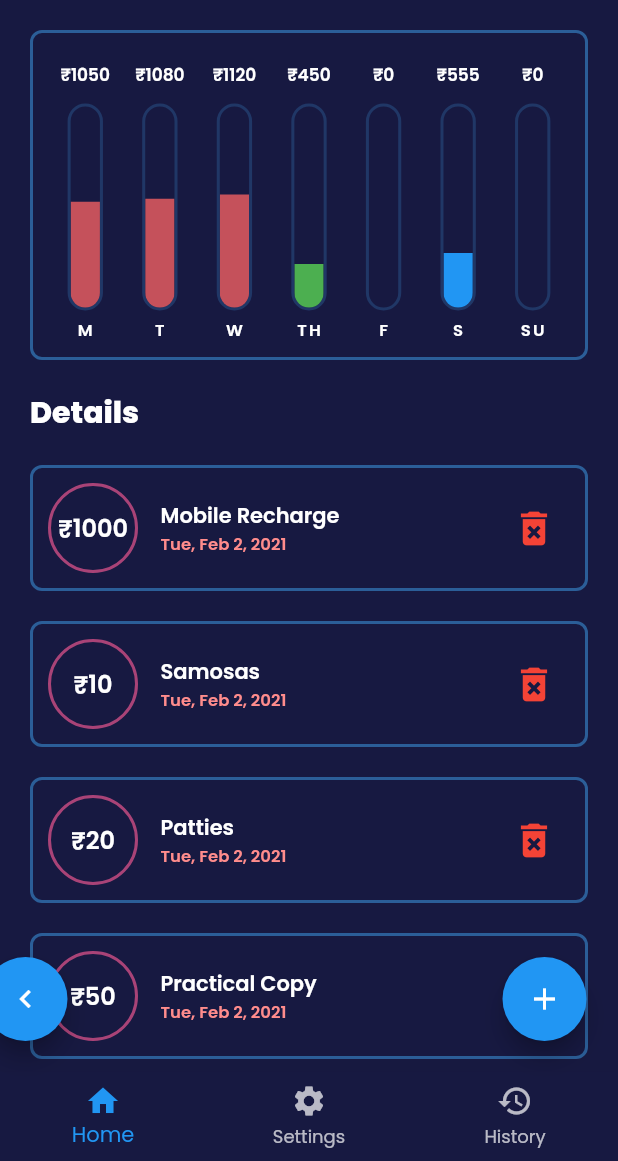
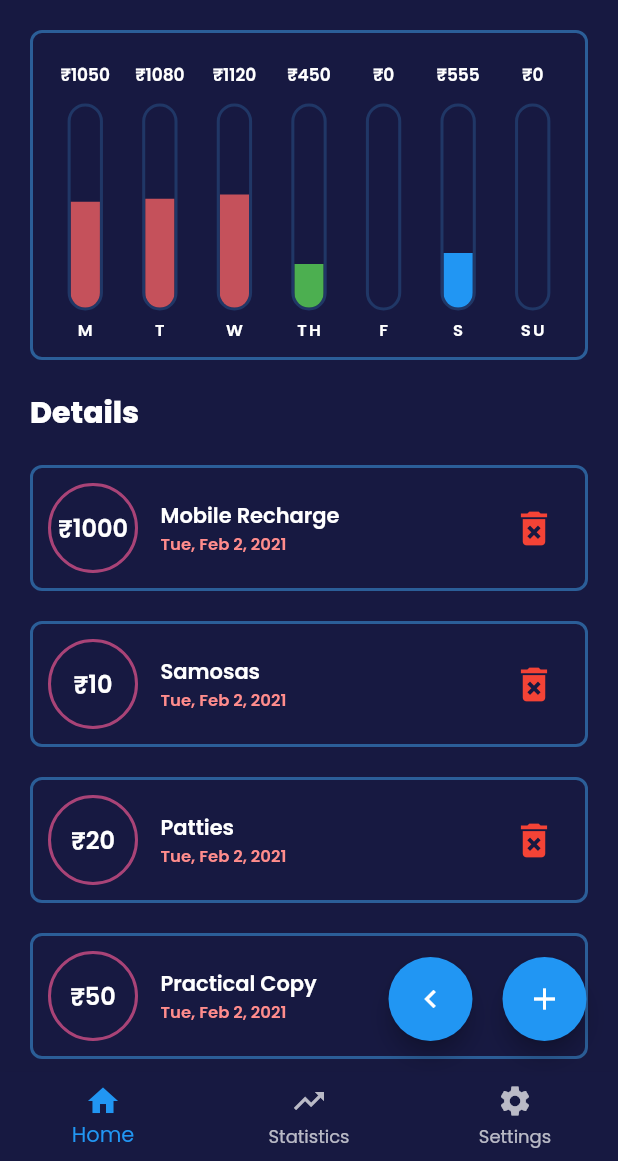
Before and after one commit to CrypticPoet/ExpenseTracker, a Flutter app: the screen it shows after launch, on a phone screen of 412 x 824 dp, the part 75-1236 px from its top. Run offline on Flutter 3.47's test engine with Material 2 defaults, Android fonts, the phone set to English and light mode, and no system bars; our stand-ins replace google_fonts; missing offline and left inert: sms.

Commit message:
Refactored code to add more screens

```diff
--- /dev/null
+++ b/expense_tracker/lib/screens/home_screen.dart
@@ -0,0 +1,29 @@
+import 'package:flutter/material.dart';
+import 'package:expense_tracker/screens/widgets/summary_chart.dart';
+import 'package:expense_tracker/screens/widgets/transaction_list.dart';
+import 'package:expense_tracker/constants.dart';
+import 'package:expense_tracker/models/transaction.dart';
+
+class HomeScreen extends StatelessWidget {
+  final List<Transaction> transactions;
+  final Function deleteHandler;
+
+  HomeScreen(this.transactions, this.deleteHandler);
+
+  @override
+  Widget build(BuildContext context) {
+    return Padding(
+      padding: const EdgeInsets.fromLTRB(20, 20, 20, 0),
+      child: Column(
+        crossAxisAlignment: CrossAxisAlignment.start,
+        children: <Widget>[
+          Text('Summary', style: kHeading1Style),
+          SummaryChart(transactions: transactions),
+          Text('Details', style: kHeading1Style),
+          SizedBox(height: 20),
+          TransactionList(transactions, deleteHandler),
+        ],
+      ),
+    );
+  }
+}
--- a/expense_tracker/lib/screens/screen.dart
+++ b/expense_tracker/lib/screens/screen.dart
@@ -1,9 +1,9 @@
+import 'package:expense_tracker/screens/home_screen.dart';
+import 'package:expense_tracker/screens/stats_screen.dart';
 import 'package:flutter/material.dart';
 import 'package:expense_tracker/constants.dart';
 import 'package:expense_tracker/models/transaction.dart';
 import 'package:expense_tracker/screens/widgets/add_transaction_modal.dart';
-import 'package:expense_tracker/screens/widgets/summary_chart.dart';
-import 'package:expense_tracker/screens/widgets/transaction_list.dart';
 import 'package:sms/sms.dart';
 
 class Screen extends StatefulWidget {
@@ -54,8 +54,6 @@ class _ScreenState extends State<Screen> {
           Match firstMatch = reg1.firstMatch(str1);
           print('First match: ${str1.substring(firstMatch.start, firstMatch.end)}');
           print(messages[i].body);
-          //print(messages[i].address);
-          //print(messages[i].date);
         }
       }
     }
@@ -94,38 +92,36 @@ class _ScreenState extends State<Screen> {
   @override
   Widget build(BuildContext context) {
     return Scaffold(
-      // appBar: AppBar(
-      //   backgroundColor: Screen.bg,
-      //   title: Text('Personal Expense Tracker', style: GoogleFonts.poppins(fontSize: 18)),
-      // ),
       backgroundColor: Screen.bg,
       body: SafeArea(
         child: SingleChildScrollView(
-          child: Padding(
-            padding: const EdgeInsets.fromLTRB(20, 20, 20, 0),
-            child: Column(
-              crossAxisAlignment: CrossAxisAlignment.start,
-              children: <Widget>[
-                Text('Summary', style: kHeading1Style),
-                SummaryChart(transactions: transactions),
-                Text('Details', style: kHeading1Style),
-                SizedBox(height: 20),
-                TransactionList(transactions, _deleteTransaction),
-              ],
-            ),
+          child: Builder(
+            builder: (BuildContext ctx) {
+              switch (selectedIndex) {
+                case 0:
+                  return HomeScreen(transactions, _deleteTransaction);
+                  break;
+                case 1:
+                  return StatsScreen();
+                  break;
+                default:
+                  return HomeScreen(transactions, _deleteTransaction);
+              }
+            },
           ),
         ),
       ),
       floatingActionButton: Padding(
-        padding: const EdgeInsets.all(5.0),
+        padding: const EdgeInsets.all(5),
         child: Row(
-          mainAxisAlignment: MainAxisAlignment.spaceBetween,
+          mainAxisAlignment: MainAxisAlignment.end,
           children: <Widget>[
             FloatingActionButton(
                 onPressed: () {
                   _fetchSMS();
                 },
                 child: Icon(Icons.navigate_before)),
+            SizedBox(width: 20),
             FloatingActionButton(
               onPressed: () => _showTransactionModal(context),
               child: Icon(Icons.add),
@@ -136,8 +132,8 @@ class _ScreenState extends State<Screen> {
       bottomNavigationBar: BottomNavigationBar(
         items: [
           BottomNavigationBarItem(icon: Icon(Icons.home), title: Text('Home')),
+          BottomNavigationBarItem(icon: Icon(Icons.trending_up), title: Text('Statistics')),
           BottomNavigationBarItem(icon: Icon(Icons.settings), title: Text('Settings')),
-          BottomNavigationBarItem(icon: Icon(Icons.history), title: Text('History')),
         ],
         currentIndex: selectedIndex,
         onTap: (index) {
--- /dev/null
+++ b/expense_tracker/lib/screens/stats_screen.dart
@@ -0,0 +1,16 @@
+import 'package:flutter/material.dart';
+import 'package:expense_tracker/constants.dart';
+
+class StatsScreen extends StatelessWidget {
+  const StatsScreen({Key key}) : super(key: key);
+
+  @override
+  Widget build(BuildContext context) {
+    return Center(
+      child: Text(
+        'Statistics Screen',
+        style: kHeading1Style,
+      ),
+    );
+  }
+}
```
